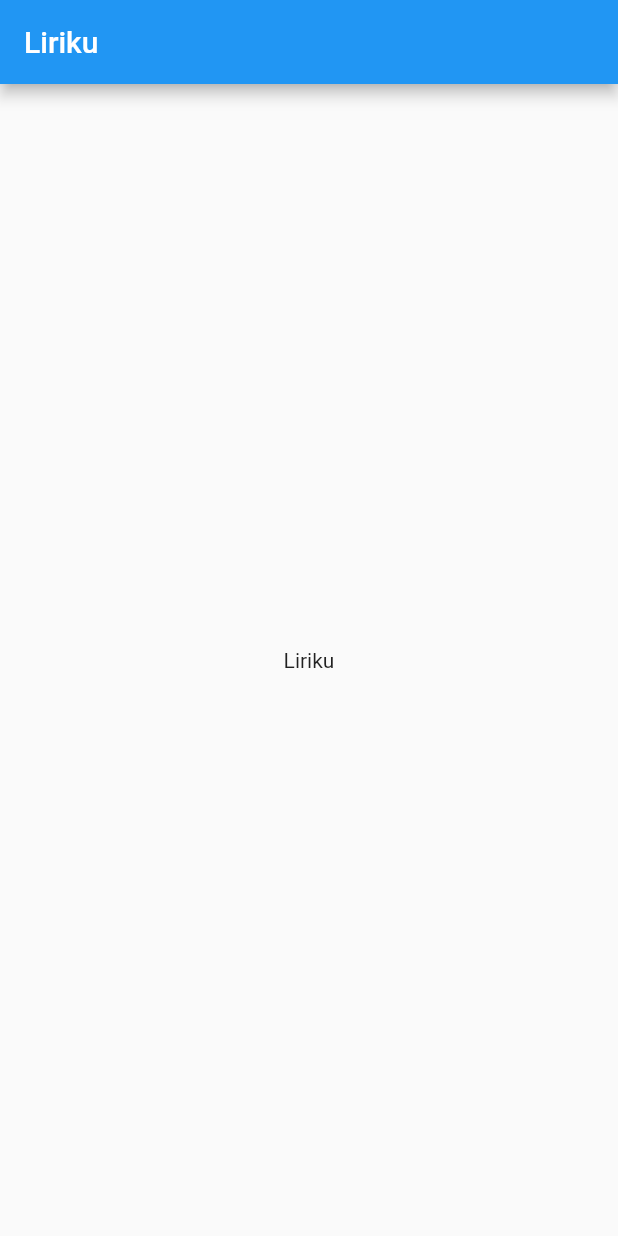
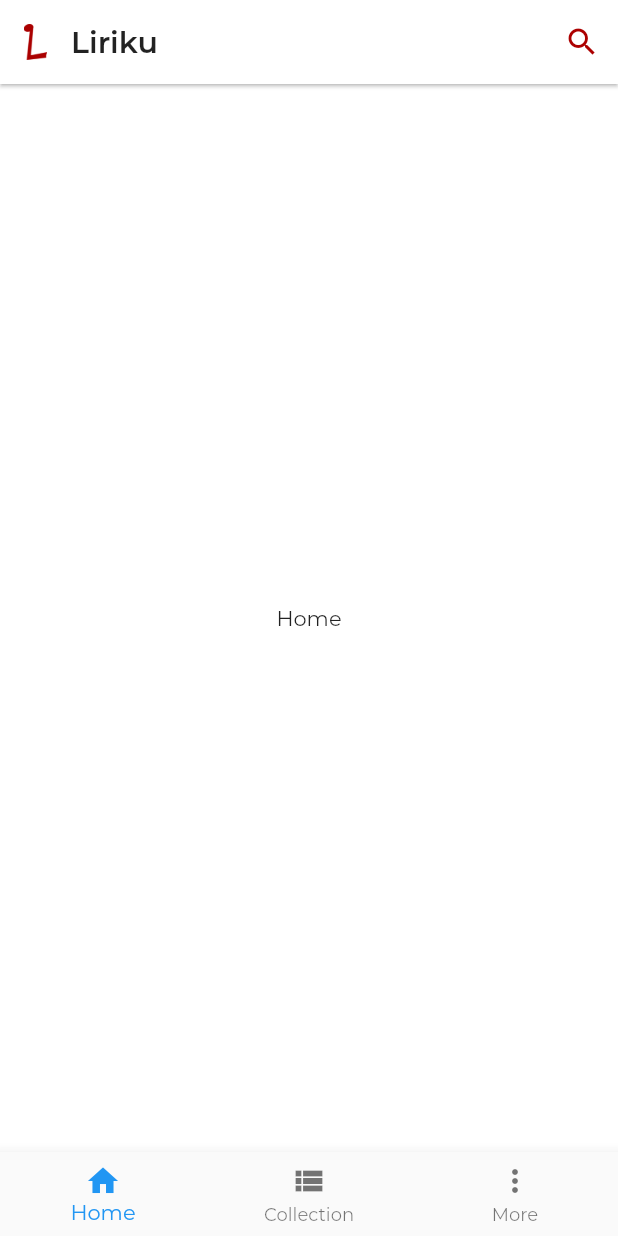
Before and after one commit to ramadani/liriku-mobile, a Flutter app: the screen it shows after launch, on a phone screen of 412 x 824 dp. Run offline on Flutter 3.47's test engine with Material 2 defaults, Android fonts, the phone set to English and light mode, and no system bars.

Commit message:
setup main screen

```diff
--- a/lib/app.dart
+++ b/lib/app.dart
@@ -1,5 +1,7 @@
 import 'package:flutter/material.dart';
-import 'package:liriku/screen/main/main_screen.dart';
+import 'package:liriku/resource/theme.dart';
+import 'package:liriku/screen/routes.dart';
+import 'package:liriku/screen/splash/splash_screen.dart';
 
 class App extends StatelessWidget {
   // This widget is the root of your application.
@@ -7,10 +9,10 @@ class App extends StatelessWidget {
   Widget build(BuildContext context) {
     return MaterialApp(
       title: 'Liriku',
-      theme: ThemeData(
-        primarySwatch: Colors.blue,
-      ),
-      home: MainScreen(),
+      theme: appTheme(context),
+      initialRoute: SplashScreen.routeName,
+      routes: routes(context),
+      debugShowCheckedModeBanner: false,
     );
   }
 }
--- a/lib/main.dart
+++ b/lib/main.dart
@@ -2,4 +2,6 @@ import 'package:flutter/material.dart';
 
 import 'app.dart';
 
-void main() => runApp(App());
+void main() {
+  runApp(App());
+}
--- /dev/null
+++ b/lib/resource/colors.dart
@@ -0,0 +1,4 @@
+import 'package:flutter/material.dart';
+
+final primary = Color(0xFFCA0000);
+final primaryDark = Color(0xFFAC0000);
--- /dev/null
+++ b/lib/resource/theme.dart
@@ -0,0 +1,21 @@
+import 'package:flutter/material.dart';
+import 'package:liriku/resource/colors.dart' as color;
+
+ThemeData appTheme(BuildContext context) {
+  return ThemeData(
+    primaryColor: color.primary,
+    accentColor: color.primaryDark,
+    fontFamily: 'Montserrat',
+    primaryTextTheme: TextTheme(
+      title: TextStyle(
+        color: Colors.black87,
+      ),
+    ),
+    appBarTheme: AppBarTheme(
+      brightness: Brightness.light,
+      color: Colors.white,
+      elevation: 0,
+    ),
+    scaffoldBackgroundColor: Colors.white,
+  );
+}
--- /dev/null
+++ b/lib/screen/main/home_screen.dart
@@ -0,0 +1,22 @@
+import 'package:flutter/material.dart';
+import 'package:liriku/resource/colors.dart';
+import 'package:liriku/widget/appbar.dart';
+
+class HomeScreen extends StatelessWidget {
+  @override
+  Widget build(BuildContext context) {
+    return Scaffold(
+      appBar: MainAppBar(
+        actions: <Widget>[
+          IconButton(
+            icon: Icon(Icons.search, color: primaryDark),
+            onPressed: () {},
+          )
+        ],
+      ),
+      body: Center(
+        child: Text('Home'),
+      ),
+    );
+  }
+}
--- a/lib/screen/main/main_screen.dart
+++ b/lib/screen/main/main_screen.dart
@@ -1,14 +1,63 @@
 import 'package:flutter/material.dart';
+import 'package:flutter/services.dart';
+import 'package:liriku/screen/main/collection_screen.dart';
+import 'package:liriku/screen/main/home_screen.dart';
+import 'package:liriku/screen/main/more_screen.dart';
 
-class MainScreen extends StatelessWidget {
+class MainScreen extends StatefulWidget {
+  static const routeName = '/main';
+
+  @override
+  _MainScreenState createState() => _MainScreenState();
+}
+
+class _MainScreenState extends State<MainScreen> {
+  int _currentIndex = 0;
+  final List<Widget> _children = [
+    HomeScreen(),
+    CollectionScreen(),
+    MoreScreen(),
+  ];
+
+  void onTabTapped(int index) {
+    setState(() {
+      _currentIndex = index;
+    });
+  }
+
+  @override
+  void initState() {
+    super.initState();
+
+    WidgetsBinding.instance.addPostFrameCallback((_) {
+      SystemChrome.setSystemUIOverlayStyle(
+        SystemUiOverlayStyle(statusBarColor: Colors.white),
+      );
+    });
+  }
+
   @override
   Widget build(BuildContext context) {
     return Scaffold(
-      appBar: AppBar(
-        title: Text('Liriku'),
-      ),
-      body: Center(
-        child: Text('Liriku'),
+      body: _children[_currentIndex],
+      bottomNavigationBar: BottomNavigationBar(
+        currentIndex: _currentIndex,
+        onTap: onTabTapped,
+        type: BottomNavigationBarType.fixed,
+        items: [
+          BottomNavigationBarItem(
+            icon: Icon(Icons.home),
+            title: Text('Home'),
+          ),
+          BottomNavigationBarItem(
+            icon: Icon(Icons.view_list),
+            title: Text('Collection'),
+          ),
+          BottomNavigationBarItem(
+            icon: Icon(Icons.more_vert),
+            title: Text('More'),
+          ),
+        ],
       ),
     );
   }
--- /dev/null
+++ b/lib/screen/routes.dart
@@ -0,0 +1,10 @@
+import 'package:flutter/material.dart';
+import 'package:liriku/screen/main/main_screen.dart';
+import 'package:liriku/screen/splash/splash_screen.dart';
+
+Map<String, WidgetBuilder> routes(BuildContext context) {
+  return {
+    SplashScreen.routeName: (context) => SplashScreen(),
+    MainScreen.routeName: (context) => MainScreen(),
+  };
+}
--- /dev/null
+++ b/lib/widget/appbar.dart
@@ -0,0 +1,45 @@
+import 'package:flutter/material.dart';
+
+class MainAppBar extends StatefulWidget implements PreferredSizeWidget {
+  final double padding;
+  final List<Widget> actions;
+
+  MainAppBar({Key key, this.padding = 0.0, this.actions})
+      : preferredSize = Size.fromHeight(56.0),
+        super(key: key);
+
+  @override
+  State<StatefulWidget> createState() => _MainAppBarState();
+
+  @override
+  final Size preferredSize;
+}
+
+class _MainAppBarState extends State<MainAppBar> {
+  @override
+  Widget build(BuildContext context) {
+    return AppBar(
+      automaticallyImplyLeading: false,
+      title: Container(
+        padding: EdgeInsets.symmetric(horizontal: widget.padding),
+        child: Row(
+          children: <Widget>[
+            Container(
+              margin: EdgeInsets.only(right: 16.0),
+              child: SizedBox(
+                height: 24,
+                child: Image.asset('assets/images/ic_appbar.png'),
+              ),
+            ),
+            Text(
+              'Liriku',
+              style: TextStyle(fontWeight: FontWeight.w600),
+            ),
+          ],
+        ),
+      ),
+      actions: widget.actions,
+      elevation: 1,
+    );
+  }
+}
```
Also changed, not shown: lib/screen/main/collection_screen.dart (added, +12 -0 lines), lib/screen/main/more_screen.dart (added, +12 -0 lines), lib/screen/splash/splash_screen.dart (added, +76 -0 lines), pubspec.yaml (+20 -11 lines), assets/fonts/Montserrat-Bold.otf (added), assets/fonts/Montserrat-Light.otf (added), assets/fonts/Montserrat-Medium.otf (added), assets/fonts/Montserrat-Regular.otf (added), assets/fonts/Montserrat-SemiBold.otf (added), assets/images/bg_splash.png (added), assets/images/ic_appbar.png (added), pubspec.lock, 14 other files.
